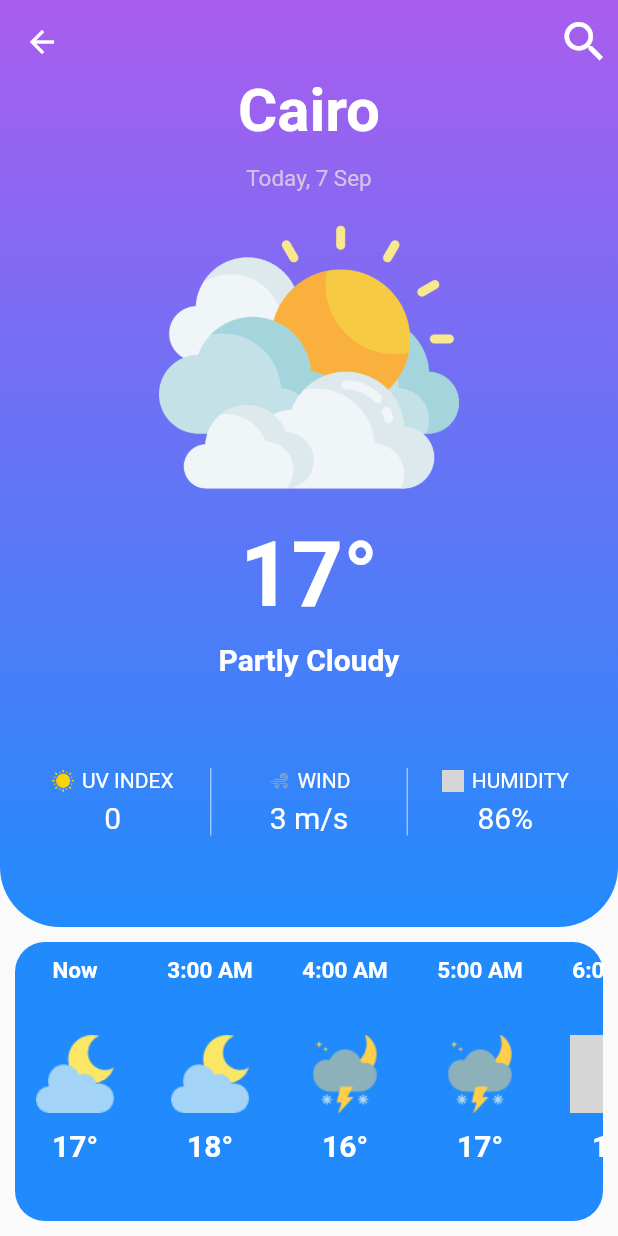
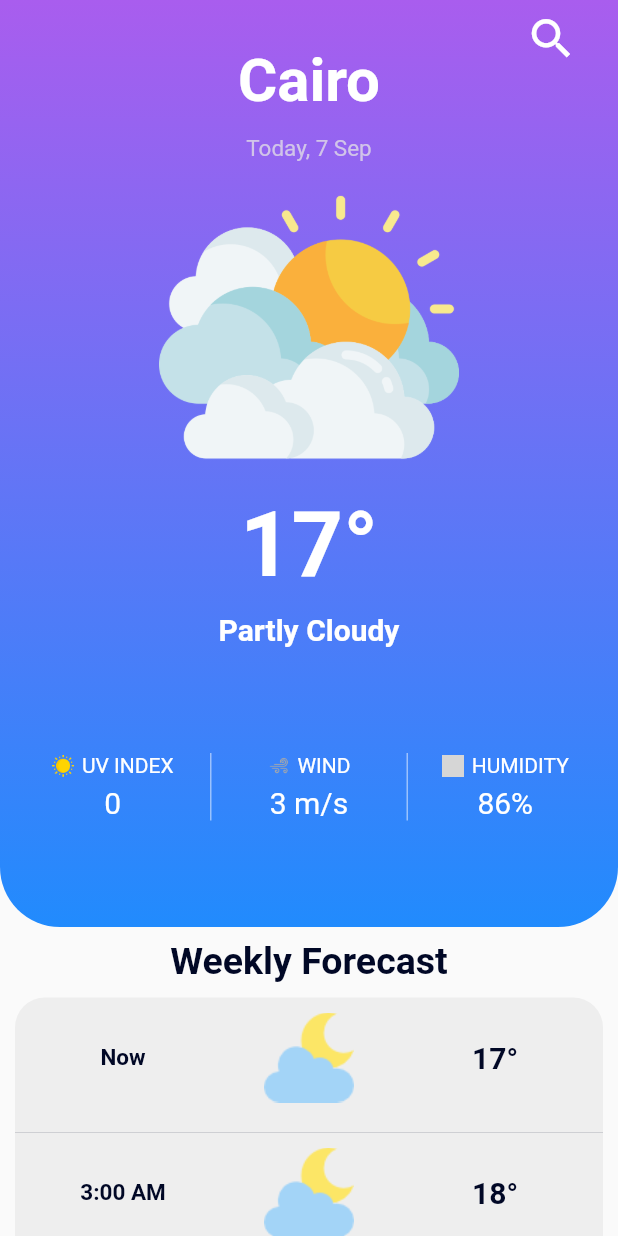
Before and after one commit to Yosranabil/Flutter_Project, a Flutter app: the DetailsScreen screen opened directly, on a phone screen of 412 x 824 dp. Run offline on Flutter 3.47's test engine with Material 2 defaults, Android fonts, the light colour scheme and no system bars; our stand-ins replace animated_splash_screen, animated_text_kit, curved_navigation_bar, firebase_auth, firebase_core, lottie and 3 more; accounts and stored records are empty; grey boxes are pictures that could not be loaded.

Commit message:
Updates on onBoarding and details screens

```diff
--- a/lib/Screens/details_screen.dart
+++ b/lib/Screens/details_screen.dart
@@ -1,7 +1,11 @@
 import 'package:flutter/material.dart';
+import 'package:intl/intl.dart';
 import 'package:practice/Screens/search_screen.dart';
+import 'package:sticky_headers/sticky_headers.dart';
 
+import '../Core/DataProvider/weatherData.dart';
 import '../Model/details_model.dart';
+import '../shared/Constants/Variables/Constants.dart';
 
 class DetailsScreen extends StatefulWidget {
   const DetailsScreen({Key? key}) : super(key: key);
@@ -11,6 +15,12 @@ class DetailsScreen extends StatefulWidget {
 }
 
 class _DetailsScreenState extends State<DetailsScreen> {
+  var client = WeatherData();
+  var data;
+  info() async{
+    data = await client.getData(TextController.text);
+  }
+
   List<DetailsModel> details = [
     DetailsModel (
       hour: 'Now',
@@ -53,33 +63,72 @@ class _DetailsScreenState extends State<DetailsScreen> {
       temperature: 23,
     ),
   ];
+  bool _showAppBar = false;
+  final GlobalKey _textKey = GlobalKey();
+  String formattedDate = DateFormat('EEEE, MMMM d').format(DateTime.now());
   @override
   Widget build(BuildContext context) {
     Size size = MediaQuery.of(context).size;
+
     return Scaffold(
       extendBodyBehindAppBar: true,
-      appBar: AppBar(
-        backgroundColor: Colors.transparent,
+      // appBar: AppBar(
+      //   backgroundColor: Colors.transparent,
+      //   elevation: 0,
+      //   actions: [
+      //     InkWell(
+      //       child: IconButton(
+      //         color: Colors.white,
+      //         onPressed:(){
+      //           showSearch(
+      //             context: context,
+      //             delegate: MySearchDelegate(),
+      //           );
+      //         },
+      //         icon: const Icon(
+      //           Icons.search,
+      //           size: 35,
+      //         ),
+      //       ),
+      //     ),
+      //   ],
+      // ),
+      appBar: _showAppBar? AppBar(
+        backgroundColor: Color(0xffa95dee),
         elevation: 0,
-        actions: [
-          InkWell(
-            child: IconButton(
+        leading: Icon(
+          Icons.arrow_back,
           color: Colors.white,
-              onPressed:(){
-                showSearch(
-                  context: context,
-                  delegate: MySearchDelegate(),
-                );
+        ),
+        title: const Text(
+          'Weekly Forecast',
+          style: TextStyle(
+            fontWeight: FontWeight.bold,
+            fontSize: 25.0,
+            color: Colors.white,
+          ),
+          textAlign: TextAlign.center,
+        ),
+      ):null,
+        body: NotificationListener<ScrollUpdateNotification>(
+            onNotification: (notification) {
+              final RenderBox textRenderBox =
+              _textKey.currentContext?.findRenderObject() as RenderBox;
+              final textTop = textRenderBox.localToGlobal(Offset.zero).dy;
+              if (notification.metrics.pixels >= textTop) {
+                  setState(() {
+                    _showAppBar = true;
+                });
+              } else {
+                setState(() {
+                  _showAppBar = false;
+              });
+              }
+          return false;
         },
-              icon: const Icon(
-                Icons.search,
-                size: 35,
-              ),
-            ),
-          ),
-        ],
-      ),
-        body: Column(
+          child:ListView(
+              children: [
+               Stack(
           children: [
                   Container(
               height: size.height*0.75,
@@ -96,11 +145,11 @@ class _DetailsScreenState extends State<DetailsScreen> {
                 ),
               ),
               child: Padding(
-                padding: const EdgeInsets.only(top: 50.0,),
+                padding: const EdgeInsets.only(top: 30.0,),
                 child: Center(
                   child: Column(
                     children: [
-                      const Text(
+                       Text(
                         'Cairo',
                         style: TextStyle(
                           fontSize: 40,
@@ -292,22 +341,62 @@ class _DetailsScreenState extends State<DetailsScreen> {
                 ),
               ),
             ),
-
+                  Container(
+              alignment: Alignment(0.88,0),
+              child: InkWell(
+                child: IconButton(
+                  color: Colors.white,
+                  onPressed:(){
+                    showSearch(
+                      context: context,
+                      delegate: MySearchDelegate(),
+                    );
+                  },
+                  icon: const Icon(
+                    Icons.search,
+                    size: 35,
+                  ),
+                ),
+              ),
+            ),
+          ],
+               ),
+               SizedBox(height: 8.0,),
+                Container(
+                  key: _textKey,
+                  child: const Text(
+                'Weekly Forecast',
+                style: TextStyle(
+                  fontWeight: FontWeight.bold,
+                  fontSize: 25.0,
+                  color: Color(0xff010826),
+                ),
+                textAlign: TextAlign.center,
+              ),
+            ),
         // Temperature of each hour
-            Expanded(
+        SingleChildScrollView(
           child: Padding(
             padding: const EdgeInsets.all( 10.0),
             child: Container(
               decoration: BoxDecoration(
-                        color: const Color(0xff218bfd),
+                  color:  Colors.grey[200],
                   borderRadius: BorderRadius.circular(20)
               ),
               child:ListView.separated(
-                    shrinkWrap: false,
-                    scrollDirection: Axis.horizontal,
+                shrinkWrap: true,
+                physics: NeverScrollableScrollPhysics(),
+                scrollDirection: Axis.vertical,
                 itemCount: details.length,
                 itemBuilder:(context,index)=> buildDetailsModel(details[index]),
-                    separatorBuilder: (context,index)=>const SizedBox(width: 10,),
+                separatorBuilder: (context,index)=>
+                    Column(
+                      children: [
+                        SizedBox(height: 10.0,),
+                        Container(height: 0.1,color: Color(0xed010826),),
+                      ],
+                    )
+                ,
               ),
 
 
@@ -315,20 +404,21 @@ class _DetailsScreenState extends State<DetailsScreen> {
           ),
         ),
       ],
-        )
+         ) ,
+        ),
     );
 
   }
   Widget buildDetailsModel(DetailsModel details)=>Padding(
     padding: const EdgeInsets.all(10.0),
     child: Center(
-      child: Column(
+      child: Row(
         children: [
           Expanded(
             child: Text(
               details.hour,
               style: const TextStyle(
-                color:  Colors.white,
+                color: Color(0xff010826),
                 fontSize: 15.0,
                 fontWeight: FontWeight.bold,
               ),
@@ -347,7 +437,7 @@ class _DetailsScreenState extends State<DetailsScreen> {
               child: Text(
                 '${details.temperature}°',
                 style: const TextStyle(
-                 color:  Colors.white,
+                  color: Color(0xff010826),
                   fontSize: 20.0,
                   fontWeight: FontWeight.bold,
                 ),
--- a/pubspec.yaml
+++ b/pubspec.yaml
@@ -48,7 +48,7 @@ dependencies:
   http: ^0.13.6
   intl: ^0.17.0
   geolocator: ^9.0.2
-
+  sticky_headers: ^0.3.0
 dev_dependencies:
   flutter_test:
     sdk: flutter
```
Also changed, not shown: lib/Screens/onboarding/onboarding_screen.dart (+40 -3 lines), lib/Screens/splash_screen.dart (+16 -3 lines), lib/main.dart (+6 -2 lines), pubspec.lock. Lines whose indentation alone changed are shown as unchanged.
